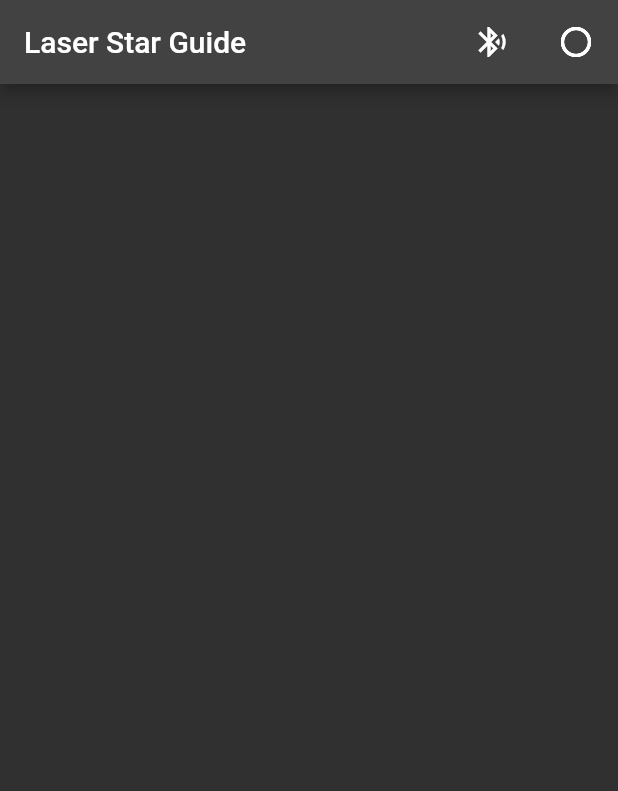
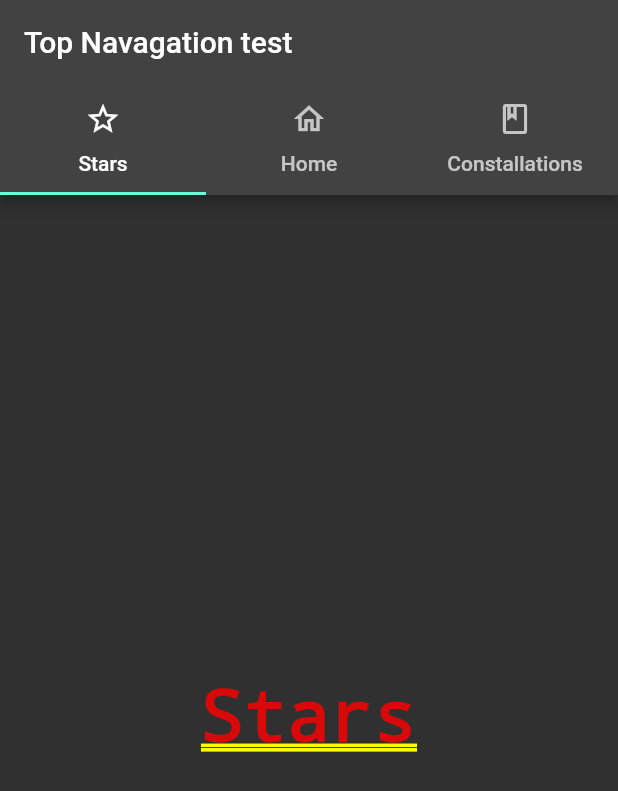
Before and after one commit to whipplejohn/StarGuide, a Flutter app: the screen it shows after launch, on a phone screen of 412 x 824 dp. Shown: the top 791 px of the screen. Run offline on Flutter 3.47's test engine with Material 2 defaults, Android fonts, the phone set to English and light mode, and no system bars; our stand-ins replace sqflite; accounts and stored records are empty.

Commit message:
was able to create 3 version of home page

```diff
--- /dev/null
+++ b/App/lib/homePage/homeBottomBar.dart
@@ -0,0 +1,35 @@
+//https://www.youtube.com/watch?v=4c36HNckh8A
+import 'package:flutter/material.dart';
+
+class HomeScreen extends StatefulWidget {
+  const HomeScreen({super.key});
+
+  @override
+  State<HomeScreen> createState() => _HomeScreenState();
+}
+
+class _HomeScreenState extends State<HomeScreen> {
+  int _selectIndex = 0;
+  PageController pageController = PageController();
+  @override
+  Widget build(BuildContext context) {
+    //scaffold (roof of app)
+    return Scaffold(
+      appBar: AppBar(
+        title: Text('GFG Test'),
+      ),
+      body: PageView(
+        controller: pageController,
+      ),
+      bottomNavigationBar: BottomNavigationBar(
+        items: const <BottomNavigationBarItem>[
+          BottomNavigationBarItem(icon: Icon(Icons.star), label: 'Stars'),
+          BottomNavigationBarItem(icon: Icon(Icons.home), label: 'Home'),
+          BottomNavigationBarItem(icon: Icon(Icons.book), label: 'Constalations')
+      ],
+      currentIndex: _selectIndex,
+      // selectedItemColor: ,
+      ),
+    );
+  }
+}
--- /dev/null
+++ b/App/lib/homePage/homeTopBar.dart
@@ -0,0 +1,41 @@
+//https://www.youtube.com/watch?v=z9d7c3W_evM
+//you can change to bottom just look at video
+import 'package:flutter/material.dart';
+
+class HomeScreen extends StatefulWidget {
+  const HomeScreen({super.key});
+
+  @override
+  State<HomeScreen> createState() => _HomeScreenState();
+}
+
+class _HomeScreenState extends State<HomeScreen> {
+  int _selectIndex = 0;
+  PageController pageController = PageController();
+
+  @override
+  Widget build(BuildContext context) {
+    //scaffold (roof of app)
+    return DefaultTabController(
+      length: 3,
+      child: Scaffold(
+        appBar: AppBar(
+          title: Text("Top Navagation test"),
+          bottom: TabBar(
+            tabs: [
+              Tab(text: "Stars", icon: Icon(Icons.star_outline)),               //Tab1
+              Tab(text: "Home", icon: Icon(Icons.home_outlined)),               //Tab2
+              Tab(text: "Constallations", icon: Icon(Icons.book_outlined)),     //Tab3
+            ],
+          ),
+        ),
+        body: TabBarView(
+          children: [
+            MaterialApp(home: Center(child: Text("Stars")),),
+            MaterialApp(home: Center(child: Text("Home")),),
+            MaterialApp(home: Center(child: Text("Constallations")),),
+          ]),
+      )
+    );
+  }
+}
--- a/App/lib/main.dart
+++ b/App/lib/main.dart
@@ -1,5 +1,8 @@
 import 'package:flutter/material.dart';
-import 'package:url_launcher/url_launcher.dart';
+import 'package:url_launcher/url_launcher.dart';    //assuming its part of the bluetooth
+
+// import 'homePage/homeBottomBar.dart';
+import 'homePage/hometopBar.dart';
 
 void main() {
   runApp(const StarGuide());
@@ -22,13 +25,19 @@ class StarGuide extends StatelessWidget {
   Widget build(BuildContext context) {
     return MaterialApp(
       title: 'Laser Star Guide',
+      // ***** Axel work ******
       theme: ThemeData(
         brightness: Brightness.dark,
         visualDensity: const VisualDensity(horizontal: 2.0, vertical: 2.0),
         primaryColorLight: const Color(0xff03203C),
         primaryColorDark: const Color(0xff242B2E),
       ),
-      home: const MyHomePage(title: 'Laser Star Guide'),
+      // home: const MyHomePage(title: 'Laser Star Guide'),
+
+      //***** trying to do mine ******
+      // theme: ThemeData.dark(),
+      home: HomeScreen(),
+
     );
   }
 }
@@ -51,7 +60,10 @@ class MyHomePage extends StatefulWidget {
   State<MyHomePage> createState() => _MyHomePageState();
 }
 
+//will display the first version
 class _MyHomePageState extends State<MyHomePage> with TickerProviderStateMixin {
+  int index = 0;
+
   @override
   Widget build(BuildContext context) {
     //final ButtonStyle style = TextButton.styleFrom(
@@ -88,7 +100,7 @@ class _MyHomePageState extends State<MyHomePage> with TickerProviderStateMixin {
   }
 }
 
-//This is the class for The Laser Device Control page
+// //This is the class for The Laser Device Control page
 class LaserControl extends StatefulWidget {
   const LaserControl({super.key, required this.title});
 
```
